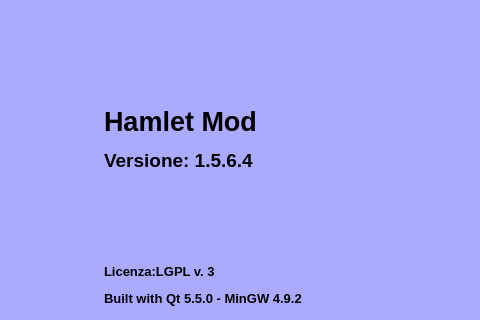
Old version of the form mainwindow.ui in the repository fblabs/hamlet-mod-sancon; both pictures show x 239 to 719 and y 82 to 402 of the 979 by 768 pixel window.
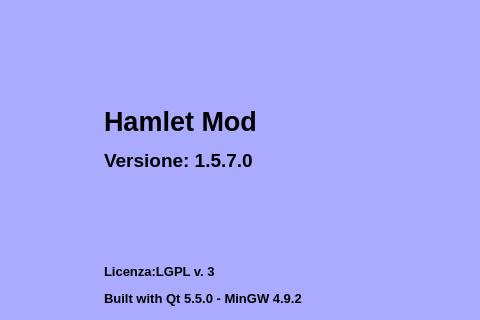
New version of the form. Icons and pictures are not drawn.

The edit to the form file:
```diff
--- a/mainwindow.ui
+++ b/mainwindow.ui
@@ -523,7 +523,7 @@
       <item>
        <widget class="QLabel" name="label_2">
         <property name="text">
-         <string>&lt;html&gt;&lt;head/&gt;&lt;body&gt;&lt;p&gt;&lt;span style=&quot; font-size:20pt; font-weight:600;&quot;&gt;Hamlet Mod&lt;/span&gt;&lt;/p&gt;&lt;p&gt;&lt;span style=&quot; font-size:14pt; font-weight:600;&quot;&gt;Versione: 1.5.6.4&lt;/span&gt;&lt;/p&gt;&lt;p&gt;&lt;br/&gt;&lt;/p&gt;&lt;p&gt;&lt;br/&gt;&lt;/p&gt;&lt;p&gt;&lt;span style=&quot; font-size:10pt; font-weight:600;&quot;&gt;Licenza:LGPL v. 3&lt;/span&gt;&lt;/p&gt;&lt;p&gt;&lt;span style=&quot; font-size:10pt; font-weight:600;&quot;&gt;Built with Qt 5.5.0 - MinGW 4.9.2&lt;/span&gt;&lt;/p&gt;&lt;p&gt;&lt;span style=&quot; font-size:10pt;&quot;&gt;FBLABS 2015-2016&lt;/span&gt;&lt;/p&gt;&lt;/body&gt;&lt;/html&gt;</string>
+         <string>&lt;html&gt;&lt;head/&gt;&lt;body&gt;&lt;p&gt;&lt;span style=&quot; font-size:20pt; font-weight:600;&quot;&gt;Hamlet Mod&lt;/span&gt;&lt;/p&gt;&lt;p&gt;&lt;span style=&quot; font-size:14pt; font-weight:600;&quot;&gt;Versione: 1.5.7.0&lt;/span&gt;&lt;/p&gt;&lt;p&gt;&lt;br/&gt;&lt;/p&gt;&lt;p&gt;&lt;br/&gt;&lt;/p&gt;&lt;p&gt;&lt;span style=&quot; font-size:10pt; font-weight:600;&quot;&gt;Licenza:LGPL v. 3&lt;/span&gt;&lt;/p&gt;&lt;p&gt;&lt;span style=&quot; font-size:10pt; font-weight:600;&quot;&gt;Built with Qt 5.5.0 - MinGW 4.9.2&lt;/span&gt;&lt;/p&gt;&lt;p&gt;&lt;span style=&quot; font-size:10pt;&quot;&gt;FBLABS 2015-2016&lt;/span&gt;&lt;/p&gt;&lt;/body&gt;&lt;/html&gt;</string>
         </property>
         <property name="scaledContents">
          <bool>false</bool>
```
Left out of the diff: 2 changed lines with no effect on the pictures.
